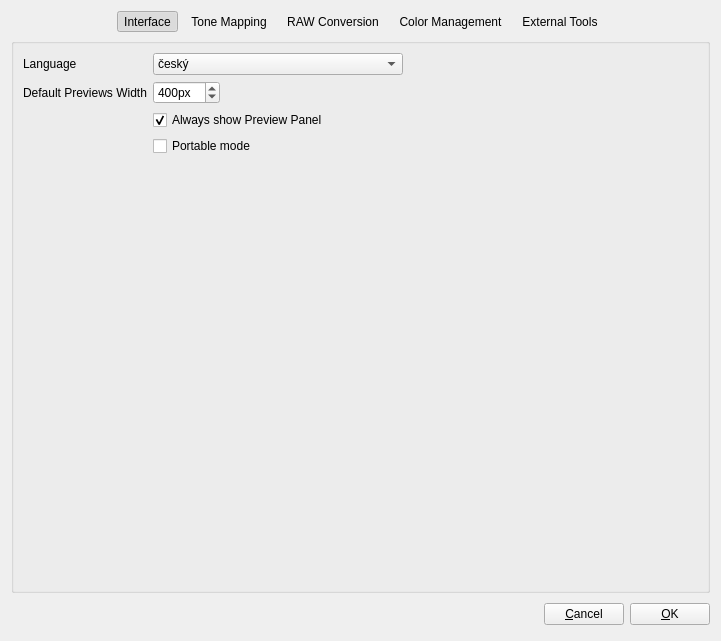
First picture: the form in src/Preferences/PreferencesDialog.ui, repository LuminanceHDR/LuminanceHDR, before the edit.
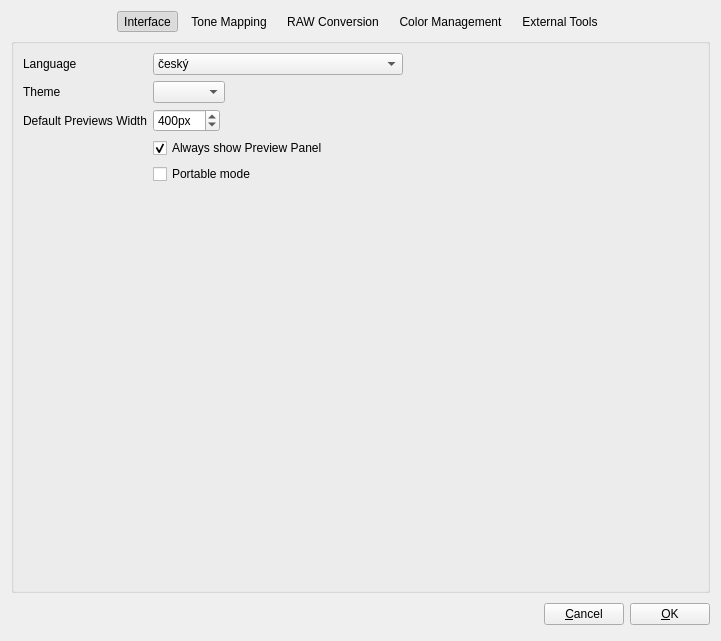
Second picture: the form after the edit. Icons and pictures are not drawn.

Commit message: [UI] add basic styling possibility

Diff of the .ui file:
```diff
--- a/src/Preferences/PreferencesDialog.ui
+++ b/src/Preferences/PreferencesDialog.ui
@@ -406,13 +406,20 @@
            </widget>
           </item>
           <item row="1" column="0">
+           <widget class="QLabel" name="label">
+            <property name="text">
+             <string>Theme</string>
+            </property>
+           </widget>
+          </item>
+          <item row="2" column="0">
            <widget class="QLabel" name="label_4">
             <property name="text">
              <string>Default Previews Width</string>
             </property>
            </widget>
           </item>
-          <item row="1" column="1">
+          <item row="2" column="1">
            <widget class="QSpinBox" name="previewsWidthSpinBox">
             <property name="sizePolicy">
              <sizepolicy hsizetype="Preferred" vsizetype="Fixed">
@@ -440,7 +447,7 @@
             </property>
            </widget>
           </item>
-          <item row="2" column="1">
+          <item row="3" column="1">
            <widget class="QCheckBox" name="checkBoxTMOWindowsPreviewPanel">
             <property name="text">
              <string>Always show Preview Panel</string>
@@ -450,7 +457,7 @@
             </property>
            </widget>
           </item>
-          <item row="3" column="1">
+          <item row="4" column="1">
            <widget class="QCheckBox" name="chkPortableMode">
             <property name="toolTip">
              <string>Saves the settings along the program files, to be portable</string>
@@ -460,6 +467,9 @@
             </property>
            </widget>
           </item>
+          <item row="1" column="1">
+           <widget class="QComboBox" name="themeComboBox"/>
+          </item>
          </layout>
         </widget>
        </item>
```
Left out of the diff: 55 changed lines with no effect on the pictures. The commit also changes 5 other files.
